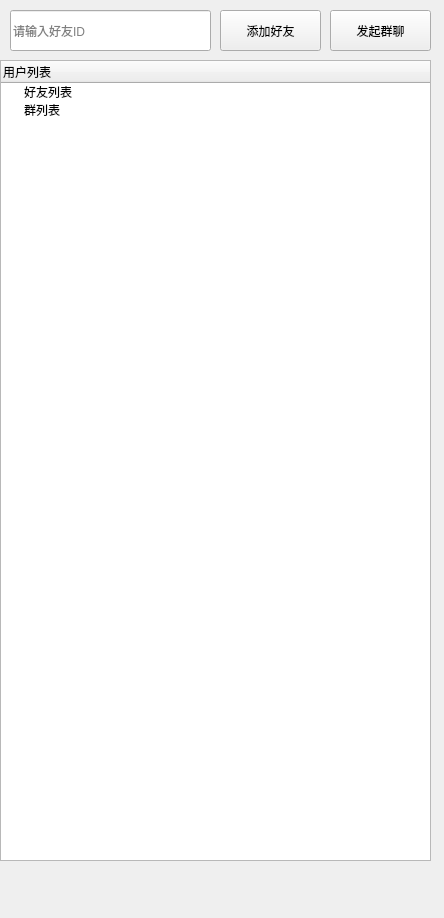
A-Yu-cn/sqq, file client/listWindow/listWindow.ui: the form before one commit.
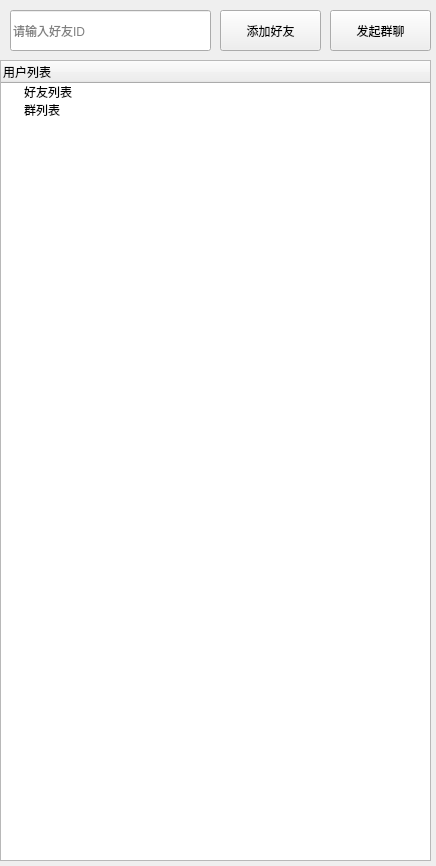
The form after the commit.

The edit to the form file:
```diff
--- a/client/listWindow/listWindow.ui
+++ b/client/listWindow/listWindow.ui
@@ -6,8 +6,8 @@
    <rect>
     <x>0</x>
     <y>0</y>
-    <width>444</width>
-    <height>918</height>
+    <width>436</width>
+    <height>866</height>
    </rect>
   </property>
   <property name="windowTitle">
```
